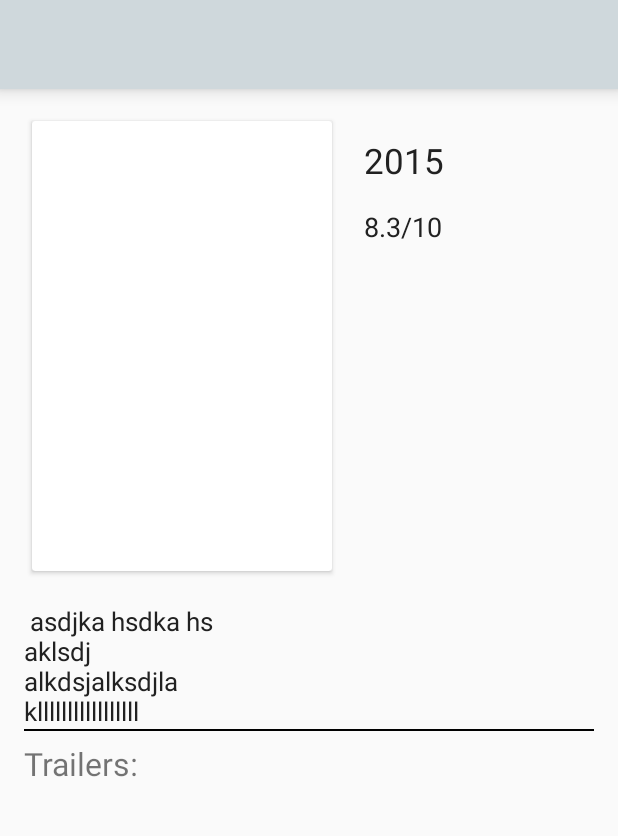
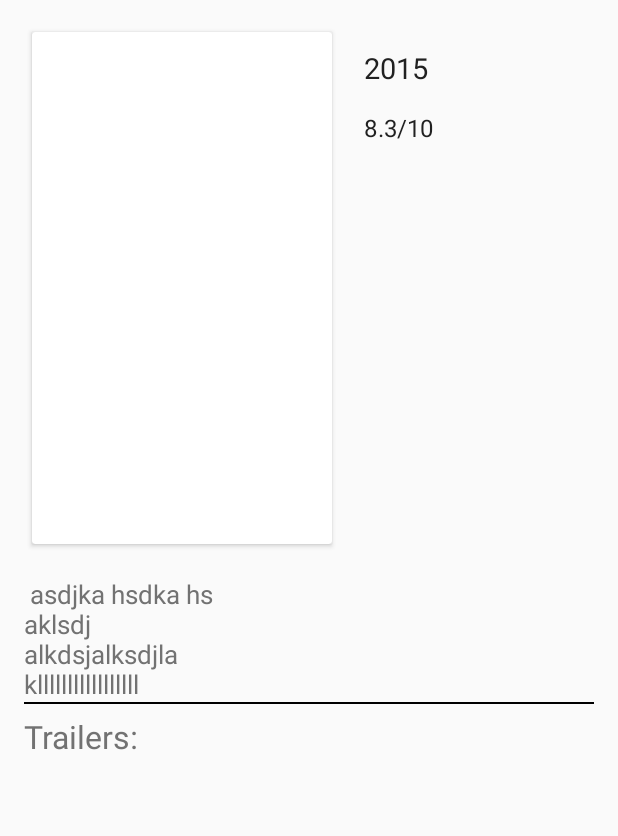
Before and after one commit to donsaad/movies-247, an Android app: the DetailActivity screen opened directly, with no data from a screen before it, on a phone screen of 412 x 824 dp, the part 84-920 px from its top. Run offline under Robolectric (Android 15) with nearby library versions, the phone set to English and light mode, and no system bars; our stand-ins replace Picasso; pictures from the network do not load.

Commit message:
Edit detail screen

```diff
--- a/app/src/main/java/com/donsaad/movies247/DetailActivity.java
+++ b/app/src/main/java/com/donsaad/movies247/DetailActivity.java
@@ -1,5 +1,7 @@
 package com.donsaad.movies247;
 
+import android.content.Intent;
+import android.net.Uri;
 import android.os.Build;
 import android.os.Bundle;
 import android.support.v7.app.ActionBar;
@@ -11,6 +13,7 @@ import android.widget.AdapterView;
 import android.widget.ImageView;
 import android.widget.ListView;
 import android.widget.TextView;
+import android.widget.Toast;
 
 import com.donsaad.movies247.movies.Movie;
 import com.donsaad.movies247.networking.DataFetchTask;
@@ -69,7 +72,7 @@ public class DetailActivity extends AppCompatActivity implements OnDataFetchList
             actionBar.setElevation(0f);
         }
         synopsis = (TextView) findViewById(R.id.tv_overview);
-        title = (TextView) findViewById(R.id.tv_card_title);
+        title = (TextView) findViewById(R.id.tv_title_detail);
         date = (TextView) findViewById(R.id.tv_release_date);
         vote = (TextView) findViewById(R.id.tv_vote);
         poster = (ImageView) findViewById(R.id.img_poster);
@@ -78,8 +81,8 @@ public class DetailActivity extends AppCompatActivity implements OnDataFetchList
             @Override
             public void onItemClick(AdapterView<?> parent, View view, int position, long id) {
                 // TODO: 1/9/2016 check Youtube URL
-//                Intent intent = new Intent(Intent.ACTION_VIEW, Uri.parse(trailers.get(position).getKey()));
-//                startActivity(intent);
+                Intent intent = new Intent(Intent.ACTION_VIEW, Uri.parse(trailers.get(position).getKey()));
+                startActivity(intent);
             }
         });
     }
--- a/app/src/main/java/com/donsaad/movies247/movies/MovieParser.java
+++ b/app/src/main/java/com/donsaad/movies247/movies/MovieParser.java
@@ -32,6 +32,7 @@ public class MovieParser {
                 movie.setVoteAverage(object.getDouble(Movie.MOVIE_VOTE_AVG_KEY));
                 movie.setReleaseDate(object.getString(Movie.MOVIE_RELEASE_KEY));
                 movie.setTitle(object.getString(Movie.MOVIE_TITLE_KEY));
+                movie.setId(object.getInt(Movie.MOVIE_ID_KEY));
                 movies.add(movie);
             }
 
--- a/app/src/main/java/com/donsaad/movies247/movies/MoviesActivity.java
+++ b/app/src/main/java/com/donsaad/movies247/movies/MoviesActivity.java
@@ -9,6 +9,7 @@ import android.view.MenuItem;
 import android.view.View;
 import android.widget.AdapterView;
 import android.widget.GridView;
+import android.widget.Toast;
 
 import com.donsaad.movies247.networking.DataFetchTask;
 import com.donsaad.movies247.DetailActivity;
--- a/app/src/main/java/com/donsaad/movies247/trailers/TrailerParser.java
+++ b/app/src/main/java/com/donsaad/movies247/trailers/TrailerParser.java
@@ -16,7 +16,7 @@ public class TrailerParser {
 
         JSONArray array = new JSONObject(s).getJSONArray(Trailer.TRAILER_JSON_KEY);
         JSONObject object = null;
-        ArrayList<Trailer> trailers = null;
+        ArrayList<Trailer> trailers = new ArrayList<>();
         Trailer trailer;
         for (int i = 0, length = array.length(); i < length; i++) {
             trailer = new Trailer();
--- a/app/src/main/res/layout/activity_detail.xml
+++ b/app/src/main/res/layout/activity_detail.xml
@@ -1,38 +1,18 @@
 <?xml version="1.0" encoding="utf-8"?>
-<LinearLayout xmlns:android="http://schemas.android.com/apk/res/android"
-    xmlns:tools="http://schemas.android.com/tools"
+<ScrollView xmlns:android="http://schemas.android.com/apk/res/android"
     android:layout_width="match_parent"
     android:layout_height="match_parent"
-    android:orientation="vertical"
-    tools:context="com.donsaad.movies247.DetailActivity">
+    android:paddingBottom="@dimen/activity_vertical_margin"
+    android:paddingEnd="@dimen/activity_horizontal_margin"
+    android:paddingLeft="@dimen/activity_horizontal_margin"
+    android:paddingRight="@dimen/activity_horizontal_margin"
+    android:paddingStart="@dimen/activity_horizontal_margin"
+    android:paddingTop="@dimen/activity_vertical_margin">
 
-    <TextView
-        android:id="@+id/tv_card_title"
-        android:layout_width="match_parent"
-        android:layout_height="wrap_content"
-        android:background="@color/primary_light"
-        android:textSize="20sp"
-        android:textColor="@color/primary_text"
-        android:padding="@dimen/activity_vertical_margin"
-        android:maxLines="2"
-        android:ellipsize="end"
-        android:elevation="7dp"
-        />
-
-    <ScrollView
+    <RelativeLayout
         android:layout_width="match_parent"
         android:layout_height="match_parent">
 
-        <RelativeLayout
-            android:layout_width="match_parent"
-            android:layout_height="match_parent"
-            android:paddingTop="@dimen/activity_vertical_margin"
-            android:paddingBottom="@dimen/activity_vertical_margin"
-            android:paddingLeft="@dimen/activity_horizontal_margin"
-            android:paddingStart="@dimen/activity_horizontal_margin"
-            android:paddingRight="@dimen/activity_horizontal_margin"
-            android:paddingEnd="@dimen/activity_horizontal_margin"
-            >
         <android.support.v7.widget.CardView xmlns:android="http://schemas.android.com/apk/res/android"
             xmlns:app="http://schemas.android.com/apk/res-auto"
             android:id="@+id/card_poster"
@@ -40,81 +20,96 @@
             android:layout_height="wrap_content"
             android:layout_margin="5dp"
             app:cardElevation="@dimen/cardview_default_elevation">
+
+            <RelativeLayout
+                android:layout_width="wrap_content"
+                android:layout_height="wrap_content">
+
                 <ImageView
                     android:id="@+id/img_poster"
                     android:layout_width="200dp"
                     android:layout_height="300dp"
-                    android:contentDescription="@string/desc_movie_poster"
                     android:layout_alignParentLeft="true"
                     android:layout_alignParentStart="true"
-                    />
+                    android:contentDescription="@string/desc_movie_poster" />
+
+
+                <TextView
+                    android:id="@+id/tv_title_detail"
+                    android:layout_width="0dp"
+                    android:layout_height="wrap_content"
+                    android:layout_alignEnd="@id/img_poster"
+                    android:layout_alignParentLeft="true"
+                    android:layout_alignRight="@id/img_poster"
+                    android:layout_below="@id/img_poster"
+                    android:ellipsize="end"
+                    android:padding="10dp"
+                    android:textSize="15sp" />
+
+            </RelativeLayout>
         </android.support.v7.widget.CardView>
 
         <TextView
             android:id="@+id/tv_release_date"
             android:layout_width="wrap_content"
             android:layout_height="wrap_content"
-                android:text="2015"
-                android:textSize="23sp"
-                android:textColor="@color/primary_text"
-                android:layout_toRightOf="@+id/card_poster"
-                android:layout_toEndOf="@+id/card_poster"
             android:layout_marginLeft="@dimen/activity_horizontal_margin"
             android:layout_marginStart="@dimen/activity_horizontal_margin"
             android:layout_marginTop="@dimen/activity_vertical_margin"
-                />
+            android:layout_toEndOf="@+id/card_poster"
+            android:layout_toRightOf="@+id/card_poster"
+            android:text="2015"
+            android:textColor="@color/primary_text"
+            android:textSize="19sp" />
 
         <TextView
             android:id="@+id/tv_vote"
             android:layout_width="wrap_content"
             android:layout_height="wrap_content"
-                android:textColor="@color/primary_text"
-                android:textSize="18sp"
-                android:text="8.3/10"
-                android:layout_below="@+id/tv_release_date"
             android:layout_alignLeft="@+id/tv_release_date"
             android:layout_alignStart="@+id/tv_release_date"
+            android:layout_below="@+id/tv_release_date"
             android:layout_marginTop="@dimen/activity_vertical_margin"
-                />
+            android:text="8.3/10"
+            android:textColor="@color/primary_text"
+            android:textSize="16sp" />
 
         <TextView
             android:id="@+id/tv_overview"
             android:layout_width="wrap_content"
             android:layout_height="wrap_content"
             android:layout_below="@+id/card_poster"
-                android:textColor="@color/primary_text"
             android:layout_marginTop="@dimen/activity_vertical_margin"
-                android:textSize="17sp"
             android:text=" asdjka hsdka hs\naklsdj\nalkdsjalksdjla\nklllllllllllllllll"
-                />
+            android:textColor="@color/secondary_text"
+            android:textSize="17sp" />
 
         <View
             android:id="@+id/divider"
             android:layout_width="match_parent"
             android:layout_height="1dp"
             android:layout_below="@id/tv_overview"
-                android:background="@android:color/black"
-                />
+            android:background="@android:color/black" />
 
         <TextView
             android:id="@+id/tv_trailers_label"
             android:layout_width="wrap_content"
             android:layout_height="wrap_content"
+            android:layout_below="@+id/divider"
+            android:layout_marginTop="7dp"
             android:text="@string/trailers_label"
-                android:layout_below="@+id/divider"
-                android:textSize="21sp"
-                android:layout_marginTop="7dp"
-                />
+            android:textColor="@color/secondary_text"
+            android:textSize="21sp" />
 
         <ListView
             android:id="@+id/lv_trailers"
             android:layout_width="match_parent"
             android:layout_height="wrap_content"
             android:layout_below="@+id/tv_trailers_label"
+            android:divider="@color/divider"
             />
 
 
     </RelativeLayout>
 
 </ScrollView>
-</LinearLayout>
--- a/app/src/main/res/layout/list_item_trailers.xml
+++ b/app/src/main/res/layout/list_item_trailers.xml
@@ -2,7 +2,9 @@
 <TextView xmlns:android="http://schemas.android.com/apk/res/android"
     android:id="@+id/tv_trailer"
     android:layout_width="match_parent"
-    android:layout_height="wrap_content">
+    android:layout_height="wrap_content"
+    android:padding="7dp"
+    >
 
 
 </TextView>
```
Lines whose indentation alone changed are shown as unchanged.
